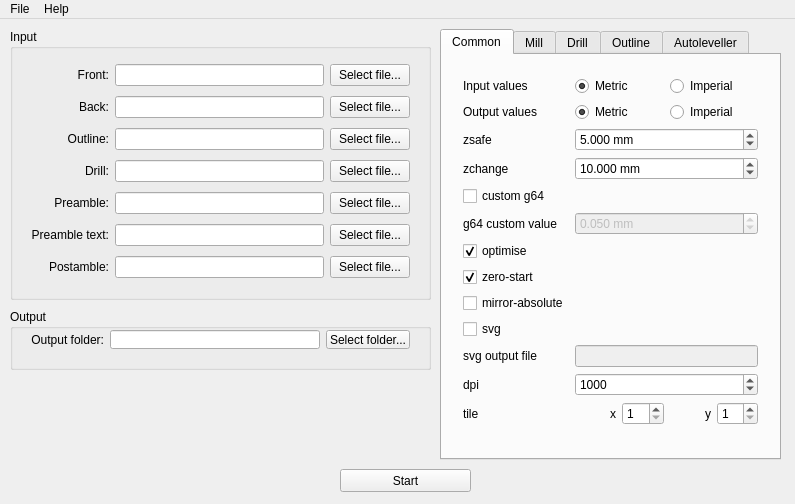
The window that mainwindow.ui (pcb2gcode/pcb2gcodeGUI) describes before a commit, drawn with Qt 5.
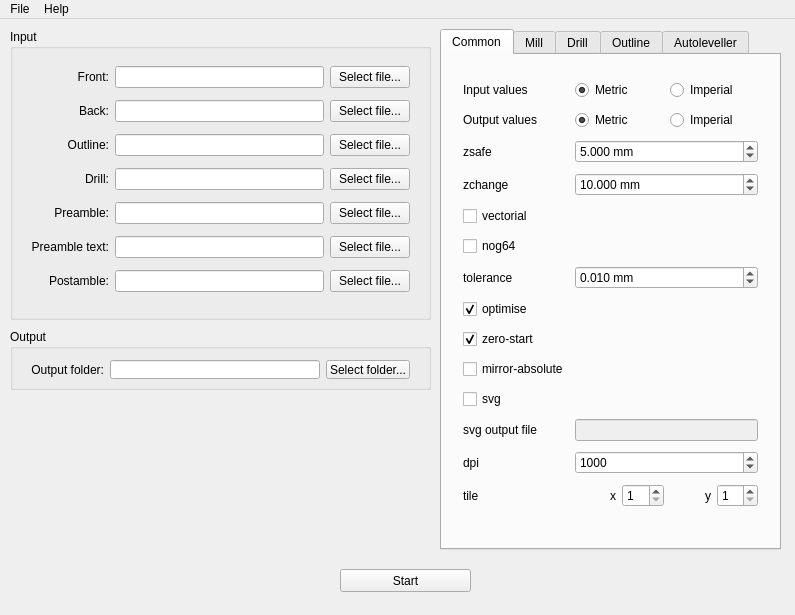
The same window after the commit. The open tabs and pages were chosen to show the change.

Commit message: Update options to the latest version of pcb2gcode

```diff
--- a/mainwindow.ui
+++ b/mainwindow.ui
@@ -7,7 +7,7 @@
     <x>0</x>
     <y>0</y>
     <width>795</width>
-    <height>504</height>
+    <height>615</height>
    </rect>
   </property>
   <property name="sizePolicy">
@@ -29,7 +29,7 @@
       <x>440</x>
       <y>10</y>
       <width>341</width>
-      <height>431</height>
+      <height>521</height>
      </rect>
     </property>
     <property name="toolTip">
@@ -57,17 +57,17 @@
         <x>10</x>
         <y>10</y>
         <width>317</width>
-        <height>375</height>
+        <height>468</height>
        </rect>
       </property>
       <layout class="QGridLayout" name="commonGridLayout">
-       <item row="4" column="0">
-        <widget class="QCheckBox" name="g64CheckBox">
+       <item row="5" column="0">
+        <widget class="QCheckBox" name="nog64CheckBox">
          <property name="toolTip">
           <string>&lt;html&gt;&lt;head/&gt;&lt;body&gt;&lt;p&gt;Enable the custom g64 value&lt;/p&gt;&lt;/body&gt;&lt;/html&gt;</string>
          </property>
          <property name="text">
-          <string>custom g64</string>
+          <string>nog64</string>
          </property>
          <property name="checked">
           <bool>false</bool>
@@ -77,7 +77,7 @@
          </property>
         </widget>
        </item>
-       <item row="8" column="0">
+       <item row="9" column="0">
         <widget class="QCheckBox" name="mirrorabsoluteCheckBox">
          <property name="toolTip">
           <string>&lt;html&gt;&lt;head/&gt;&lt;body&gt;&lt;p&gt;Mirror operations on the back side along the Y axis instead of the board center, which is the default&lt;/p&gt;&lt;/body&gt;&lt;/html&gt;</string>
@@ -87,13 +87,13 @@
          </property>
         </widget>
        </item>
-       <item row="5" column="0">
-        <widget class="QLabel" name="g64Label">
+       <item row="6" column="0">
+        <widget class="QLabel" name="toleranceLabel">
          <property name="toolTip">
           <string>&lt;html&gt;&lt;head/&gt;&lt;body&gt;&lt;p&gt;Set a custom g64 value (maximum deviation from toolpath), overrides internal calculation&lt;/p&gt;&lt;/body&gt;&lt;/html&gt;</string>
          </property>
          <property name="text">
-          <string>g64 custom value</string>
+          <string>tolerance</string>
          </property>
         </widget>
        </item>
@@ -119,7 +119,7 @@
          </property>
         </widget>
        </item>
-       <item row="11" column="1">
+       <item row="12" column="1">
         <widget class="QSpinBox" name="dpiSpinBox">
          <property name="toolTip">
           <string>&lt;html&gt;&lt;head/&gt;&lt;body&gt;&lt;p&gt;Resolution used internally&lt;/p&gt;&lt;/body&gt;&lt;/html&gt;</string>
@@ -148,7 +148,7 @@
          </property>
         </widget>
        </item>
-       <item row="11" column="0">
+       <item row="12" column="0">
         <widget class="QLabel" name="dpiLabel">
          <property name="toolTip">
           <string>&lt;html&gt;&lt;head/&gt;&lt;body&gt;&lt;p&gt;Resolution used internally&lt;/p&gt;&lt;/body&gt;&lt;/html&gt;</string>
@@ -158,7 +158,7 @@
          </property>
         </widget>
        </item>
-       <item row="6" column="0">
+       <item row="7" column="0">
         <widget class="QCheckBox" name="optimiseCheckBox">
          <property name="toolTip">
           <string>&lt;html&gt;&lt;head/&gt;&lt;body&gt;&lt;p&gt;optimise output gcode, reducing its output size up to 95%, while accepting a very little loss of precision&lt;/p&gt;&lt;/body&gt;&lt;/html&gt;</string>
@@ -171,7 +171,7 @@
          </property>
         </widget>
        </item>
-       <item row="7" column="0">
+       <item row="8" column="0">
         <widget class="QCheckBox" name="zerostartCheckBox">
          <property name="toolTip">
           <string>&lt;html&gt;&lt;head/&gt;&lt;body&gt;&lt;p&gt;set the starting point of the project at (0,0). With this option the projet will be between (0,0) and (max_x_value, max_y_value) (positive values)&lt;/p&gt;&lt;/body&gt;&lt;/html&gt;</string>
@@ -184,10 +184,10 @@
          </property>
         </widget>
        </item>
-       <item row="5" column="1">
-        <widget class="QDoubleSpinBox" name="g64DoubleSpinBox">
+       <item row="6" column="1">
+        <widget class="QDoubleSpinBox" name="toleranceDoubleSpinBox">
          <property name="enabled">
-          <bool>false</bool>
+          <bool>true</bool>
          </property>
          <property name="toolTip">
           <string>&lt;html&gt;&lt;head/&gt;&lt;body&gt;&lt;p&gt;Set a custom g64 value (maximum deviation from toolpath), overrides internal calculation&lt;/p&gt;&lt;/body&gt;&lt;/html&gt;</string>
@@ -202,14 +202,14 @@
           <double>10.000000000000000</double>
          </property>
          <property name="singleStep">
+          <double>0.001000000000000</double>
+         </property>
+         <property name="value">
           <double>0.010000000000000</double>
          </property>
-         <property name="value">
-          <double>0.050000000000000</double>
-         </property>
         </widget>
        </item>
-       <item row="9" column="0">
+       <item row="10" column="0">
         <widget class="QCheckBox" name="svgCheckBox">
          <property name="toolTip">
           <string>&lt;html&gt;&lt;head/&gt;&lt;body&gt;&lt;p&gt;Output SVG file (&lt;font color=&quot;Red&quot;&gt;EXPERIMENTAL&lt;/font&gt;)&lt;/p&gt;&lt;/body&gt;&lt;/html&gt;</string>
@@ -239,7 +239,7 @@
          </property>
         </widget>
        </item>
-       <item row="10" column="0">
+       <item row="11" column="0">
         <widget class="QLabel" name="svgLabel">
          <property name="text">
           <string>svg output file</string>
@@ -353,14 +353,14 @@
          </item>
         </layout>
        </item>
-       <item row="10" column="1">
+       <item row="11" column="1">
         <widget class="QLineEdit" name="svgLineEdit">
          <property name="enabled">
           <bool>false</bool>
          </property>
         </widget>
        </item>
-       <item row="12" column="1">
+       <item row="13" column="1">
         <layout class="QHBoxLayout" name="tileHorizontalLayout">
          <item>
           <widget class="QLabel" name="tilexLabel">
@@ -410,7 +410,7 @@
          </item>
         </layout>
        </item>
-       <item row="12" column="0">
+       <item row="13" column="0">
         <widget class="QLabel" name="tileLabel">
          <property name="toolTip">
           <string>&lt;html&gt;&lt;head/&gt;&lt;body&gt;&lt;p&gt;number of tiling rows/columns&lt;/p&gt;&lt;/body&gt;&lt;/html&gt;</string>
@@ -420,6 +420,16 @@
          </property>
         </widget>
        </item>
+       <item row="4" column="0">
+        <widget class="QCheckBox" name="vectorialCheckBox">
+         <property name="toolTip">
+          <string>&lt;html&gt;&lt;head/&gt;&lt;body&gt;&lt;p&gt;enable the EXPERIMENTAL vectorial core. This new core offers much better performances, higher precision, smaller output files and support for internal cutoffs (like thermal pads). When --vectorial is enabled, --dpi is ignored.&lt;/p&gt;&lt;/body&gt;&lt;/html&gt;</string>
+         </property>
+         <property name="text">
+          <string>vectorial</string>
+         </property>
+        </widget>
+       </item>
       </layout>
      </widget>
     </widget>
@@ -1444,7 +1454,7 @@
       <x>10</x>
       <y>10</y>
       <width>421</width>
-      <height>271</height>
+      <height>291</height>
      </rect>
     </property>
     <property name="title">
@@ -1456,7 +1466,7 @@
        <x>10</x>
        <y>20</y>
        <width>401</width>
-       <height>248</height>
+       <height>262</height>
       </rect>
      </property>
      <layout class="QGridLayout" name="inputFilesGridLayout">
@@ -1677,7 +1687,7 @@
     <property name="geometry">
      <rect>
       <x>10</x>
-      <y>290</y>
+      <y>310</y>
       <width>421</width>
       <height>61</height>
      </rect>
@@ -1689,7 +1699,7 @@
      <property name="geometry">
       <rect>
        <x>10</x>
-       <y>10</y>
+       <y>20</y>
        <width>401</width>
        <height>41</height>
       </rect>
@@ -1732,7 +1742,7 @@
     <property name="geometry">
      <rect>
       <x>340</x>
-      <y>450</y>
+      <y>550</y>
       <width>131</width>
       <height>23</height>
      </rect>
```
Left out of the diff: 92 changed lines with no effect on the pictures. The commit also changes 2 other files.
